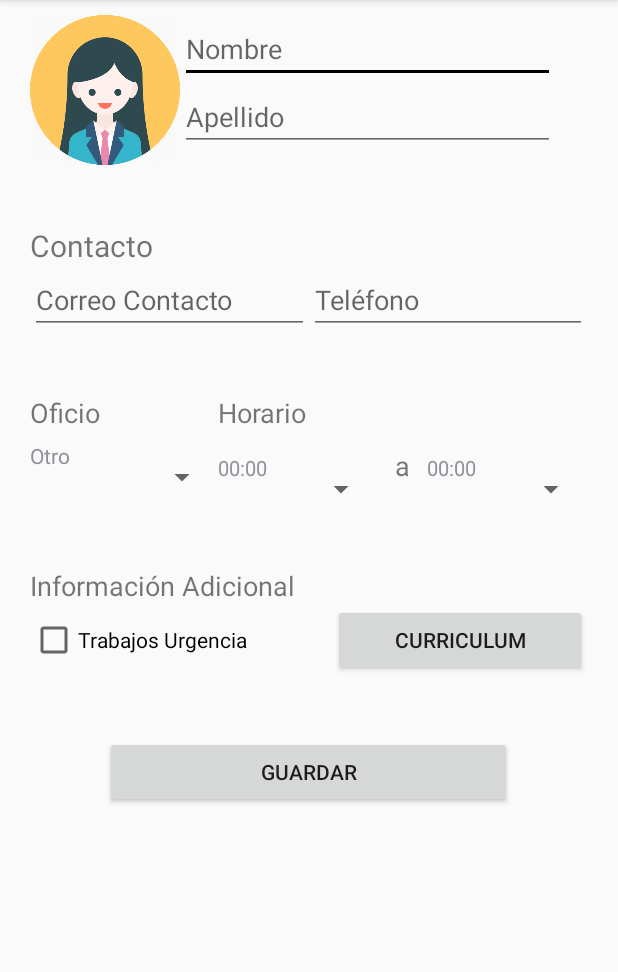
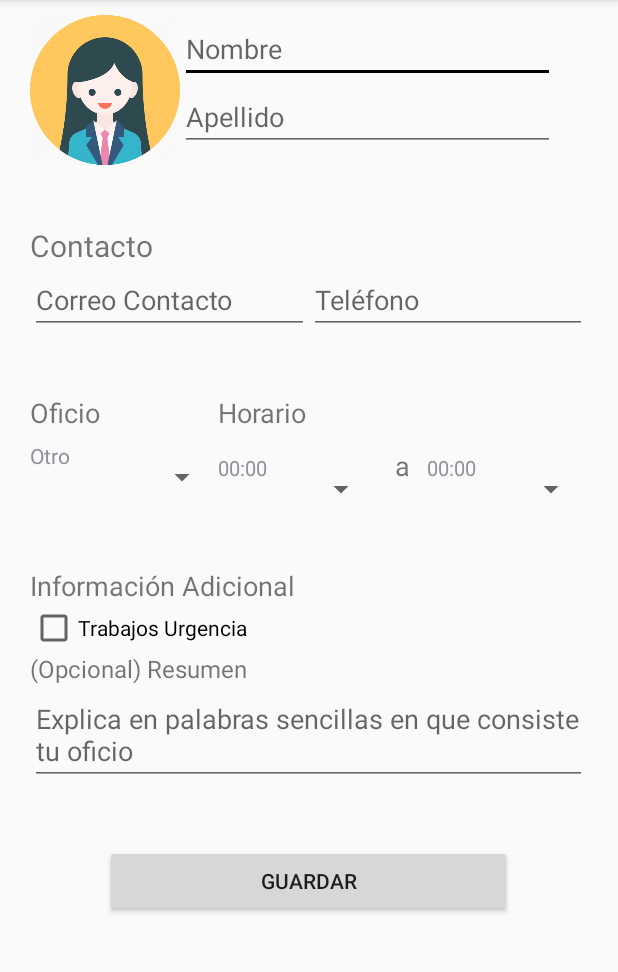
Before and after one commit to BRSADT/HandShakersoftware-engineering, an Android app: the DatosTrabajadores screen opened directly, with no data from a screen before it, on a phone screen of 412 x 824 dp, the part 84-1056 px from its top. Run offline under Robolectric (Android 15) with nearby library versions, the light colour scheme and no system bars; our stand-ins replace Firebase (no records; nobody signed in at launch, a user with empty details on screens opened directly).

Commit message:
Cambio de curriculum por resumen/info del trabajador

```diff
--- a/app/src/main/AndroidManifest.xml
+++ b/app/src/main/AndroidManifest.xml
@@ -14,7 +14,9 @@
 
             android:theme="@style/AppTheme.NoActionBar"></activity>
 
-        <activity android:name=".DatosTrabajadores" />
+        <activity android:name=".DatosTrabajadores"
+            android:label="Ingresar Información"/>
+
         <activity android:name=".DatosClientes" />
         <activity android:name=".inicioSesion" />
         <activity android:name=".Registro" />
--- a/app/src/main/java/com/example/handshaker/DatosTrabajadores.java
+++ b/app/src/main/java/com/example/handshaker/DatosTrabajadores.java
@@ -57,9 +57,9 @@ public class DatosTrabajadores extends AppCompatActivity {
     StorageReference storageRef;
     FirebaseStorage storage = FirebaseStorage.getInstance();
 
-    public EditText txtNombre,txtApellido, txtCorreoContacto, txtTelefono;
+    public EditText txtNombre,txtApellido, txtCorreoContacto, txtTelefono, txtInfo;
     public Spinner cmbOficio, cmbHor1, cmbHor2;
-    Button guardar, btnCurriculum;
+    Button guardar;
     CheckBox chkbxUrgencia;
     ImageButton avatar;
 
@@ -88,6 +88,7 @@ public class DatosTrabajadores extends AppCompatActivity {
         txtApellido = (EditText) findViewById(R.id.txtApellido);
         txtCorreoContacto = (EditText) findViewById(R.id.txtCorreoContacto);
         txtTelefono = (EditText) findViewById(R.id.txtTelefono);
+        txtInfo = (EditText) findViewById(R.id.txtInfo);
 
         LlenarHorarios();
         ObtenerOficios();
@@ -112,7 +113,6 @@ public class DatosTrabajadores extends AppCompatActivity {
         bitmap = BitmapFactory.decodeResource(this.getResources(), R.drawable.ic_avatardefecto);
 
         chkbxUrgencia = (CheckBox) findViewById(R.id.chkbxUrgencia);
-        btnCurriculum = (Button)findViewById(R.id.btnCurriculum);
         guardar= (Button)findViewById(R.id.btnEnviar);
         avatar=(ImageButton)  findViewById(R.id.avatar);
 
@@ -143,6 +143,8 @@ public class DatosTrabajadores extends AppCompatActivity {
                     user.put("FechaReg", ObtenerFechaHoy());
                     user.put("Urgencia", chkbxUrgencia.isChecked());
                     user.put("PagoVigente", false);
+                    String resumen = txtInfo.getText().toString();
+                    user.put("Info", resumen);
 
                     //Add a new document with a generated ID
                     db.collection("Trabajador").document(mAuth.getUid()).set(user)
--- a/app/src/main/res/layout/activity_datos_trabajadores.xml
+++ b/app/src/main/res/layout/activity_datos_trabajadores.xml
@@ -224,11 +224,6 @@
                     android:text="Información Adicional"
                     android:textSize="18sp" />
 
-                <LinearLayout
-                    android:layout_width="match_parent"
-                    android:layout_height="match_parent"
-                    android:orientation="horizontal">
-
                 <CheckBox
                     android:id="@+id/chkbxUrgencia"
                     android:layout_width="wrap_content"
@@ -236,13 +231,21 @@
                     android:layout_weight="1"
                     android:text="Trabajos Urgencia" />
 
-                    <Button
-                        android:id="@+id/btnCurriculum"
-                        android:layout_width="wrap_content"
+                <TextView
+                    android:id="@+id/lblResumen"
+                    android:layout_width="match_parent"
                     android:layout_height="wrap_content"
-                        android:layout_weight="1"
-                        android:text="Curriculum" />
-                </LinearLayout>
+                    android:text="(Opcional) Resumen"
+                    android:textSize="16sp" />
+
+                <EditText
+                    android:id="@+id/txtInfo"
+                    android:layout_width="match_parent"
+                    android:layout_height="wrap_content"
+                    android:ems="10"
+                    android:gravity="start|top"
+                    android:hint="Explica en palabras sencillas en que consiste tu oficio"
+                    android:inputType="textMultiLine" />
 
             </LinearLayout>
 
```
Lines whose indentation alone changed are shown as unchanged.
